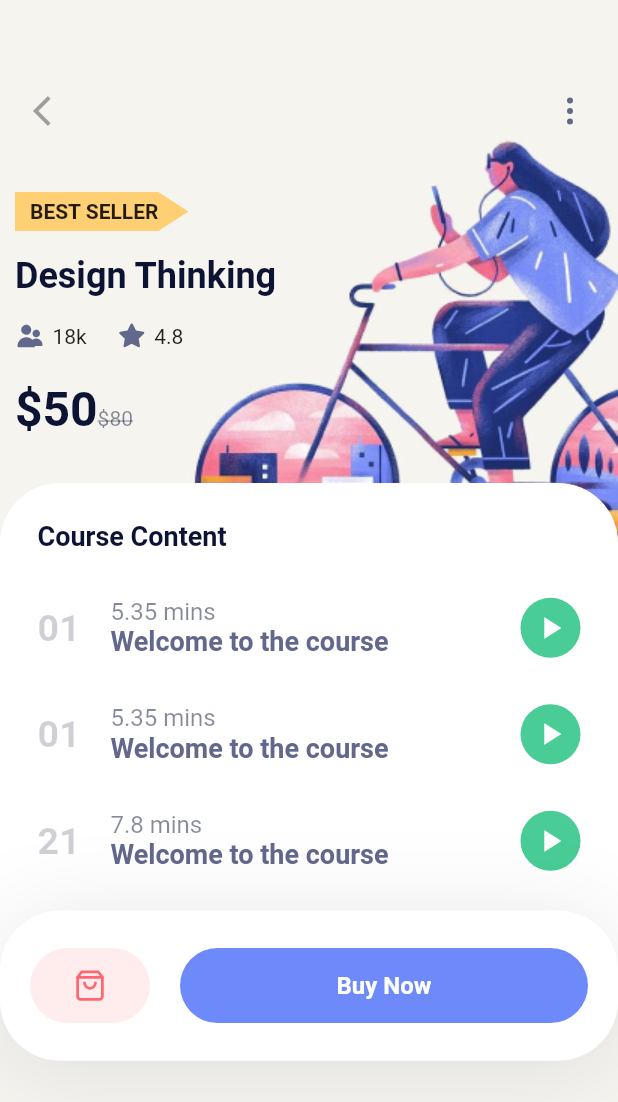
After one commit to iamrizvan/online_courses, a Flutter app: the screen it shows after launch, after a tap on "Search for anything", on a phone screen of 412 x 824 dp. The commit adds this screen. Shown: the top 1102 px of the screen. Run offline on Flutter 3.47's test engine with Material 2 defaults, Android fonts, the phone set to English and light mode, and no system bars; our stand-ins replace flutter_svg.

Commit message:
Online Courses branc new UI Details Page is designed

```diff
--- /dev/null
+++ b/lib/details_screen.dart
@@ -0,0 +1,273 @@
+import 'package:flutter/material.dart';
+import 'package:flutter_svg/flutter_svg.dart';
+import 'package:online_courses/constants.dart';
+
+class DetailsScreen extends StatelessWidget {
+  @override
+  Widget build(BuildContext context) {
+    return Scaffold(
+      body: Container(
+          width: double.infinity,
+          decoration: BoxDecoration(
+            color: Color(0xFFF5F4EF),
+            image: DecorationImage(
+                image: AssetImage("assets/images/ux_big.png"),
+                alignment: Alignment.topRight),
+          ),
+          child: Column(
+            children: <Widget>[
+              Padding(
+                padding: EdgeInsets.only(left: 10, top: 50, right: 20),
+                child: Column(
+                  crossAxisAlignment: CrossAxisAlignment.start,
+                  children: <Widget>[
+                    Row(
+                      mainAxisAlignment: MainAxisAlignment.spaceBetween,
+                      children: <Widget>[
+                        IconButton(
+                            icon: Icon(Icons.arrow_back_ios),
+                            color: Colors.grey,
+                            onPressed: () {
+                              Navigator.pop(context);
+                            }),
+                        SvgPicture.asset("assets/icons/more-vertical.svg")
+                      ],
+                    ),
+                    SizedBox(
+                      height: 30,
+                    ),
+                    ClipPath(
+                      clipper: BestSellerClipper(),
+                      child: Container(
+                        color: kBestSellerColor,
+                        padding: EdgeInsets.only(
+                            left: 10, top: 5, right: 20, bottom: 5),
+                        child: Text(
+                          "Best Seller".toUpperCase(),
+                          style: TextStyle(fontWeight: FontWeight.w600),
+                        ),
+                      ),
+                    ),
+                    SizedBox(
+                      height: 16,
+                    ),
+                    Text(
+                      "Design Thinking",
+                      style: kHeadingextStyle,
+                    ),
+                    SizedBox(
+                      height: 16,
+                    ),
+                    Row(
+                      children: <Widget>[
+                        SvgPicture.asset("assets/icons/person.svg"),
+                        SizedBox(
+                          width: 5,
+                        ),
+                        Text("18k"),
+                        SizedBox(
+                          width: 20,
+                        ),
+                        SvgPicture.asset("assets/icons/star.svg"),
+                        SizedBox(
+                          width: 5,
+                        ),
+                        Text("4.8"),
+                      ],
+                    ),
+                    SizedBox(
+                      height: 20,
+                    ),
+                    RichText(
+                        text: TextSpan(children: [
+                      TextSpan(
+                          text: "\$50",
+                          style: kHeadingextStyle.copyWith(fontSize: 32)),
+                      TextSpan(
+                          text: "\$80",
+                          style: TextStyle(
+                              color: kTextColor.withOpacity(0.5),
+                              decoration: TextDecoration.lineThrough)),
+                    ]))
+                  ],
+                ),
+              ),
+              SizedBox(
+                height: 30,
+              ),
+              Expanded(
+                  child: SingleChildScrollView(
+                child: Container(
+                    width: double.infinity,
+                    decoration: BoxDecoration(
+                      borderRadius: BorderRadius.circular(40),
+                      color: Colors.white,
+                    ),
+                    child: Stack(
+                      children: <Widget>[
+                        Padding(
+                            padding: EdgeInsets.all(25),
+                            child: Column(
+                              crossAxisAlignment: CrossAxisAlignment.start,
+                              children: <Widget>[
+                                Text(
+                                  "Course Content",
+                                  style: kTitleTextStyle,
+                                ),
+                                SizedBox(
+                                  height: 30,
+                                ),
+                                CourseContent(
+                                  number: "01",
+                                  duration: 5.35,
+                                  title: "Welcome to the course",
+                                  isDone: true,
+                                ),
+                                CourseContent(
+                                  number: "01",
+                                  duration: 5.35,
+                                  title: "Welcome to the course",
+                                  isDone: true,
+                                ),
+                                CourseContent(
+                                  number: "21",
+                                  duration: 7.8,
+                                  title: "Welcome to the course",
+                                  isDone: true,
+                                ),
+                                CourseContent(
+                                  number: "03",
+                                  duration: 5.5,
+                                  title: "Welcome to the course",
+                                  isDone: false,
+                                ),
+                              ],
+                            )),
+                        Positioned(
+                            right: 0,
+                            left: 0,
+                            bottom: 0,
+                            child: Container(
+                              padding: EdgeInsets.all(20),
+                              height: 100,
+                              width: double.infinity,
+                              decoration: BoxDecoration(
+                                  color: Colors.white,
+                                  borderRadius: BorderRadius.circular(40),
+                                  boxShadow: [
+                                    BoxShadow(
+                                        offset: Offset(0, 4),
+                                        blurRadius: 50,
+                                        color: kTextColor.withOpacity(0.1))
+                                  ]),
+                              child: Row(
+                                children: <Widget>[
+                                  Container(
+                                    padding: EdgeInsets.all(14),
+                                    height: 50,
+                                    width: 80,
+                                    decoration: BoxDecoration(
+                                        color: Color(0xFFFFEDEE),
+                                        borderRadius:
+                                            BorderRadius.circular(40)),
+                                    child: SvgPicture.asset(
+                                        "assets/icons/shopping-bag.svg"),
+                                  ),
+                                  SizedBox(
+                                    width: 20,
+                                  ),
+                                  Expanded(
+                                      child: Container(
+                                    alignment: Alignment.center,
+                                    height: 50,
+                                    decoration: BoxDecoration(
+                                        borderRadius: BorderRadius.circular(40),
+                                        color: kBlueColor),
+                                    child: Text("Buy Now",
+                                        style: kSubtitleTextSyule.copyWith(
+                                            color: Colors.white,
+                                            fontWeight: FontWeight.bold)),
+                                  ))
+                                ],
+                              ),
+                            ))
+                      ],
+                    )),
+              )),
+            ],
+          )),
+    );
+  }
+}
+
+class CourseContent extends StatelessWidget {
+  final String number;
+  final double duration;
+  final String title;
+  final bool isDone;
+
+  const CourseContent(
+      {Key key, this.number, this.duration, this.title, this.isDone = false})
+      : super(key: key);
+
+  @override
+  Widget build(BuildContext context) {
+    return Padding(
+        padding: EdgeInsets.only(bottom: 30),
+        child: Row(
+          children: <Widget>[
+            Text(
+              number,
+              style: kHeadingextStyle.copyWith(
+                  color: kTextColor.withOpacity(0.2), fontSize: 25),
+            ),
+            SizedBox(
+              width: 20,
+            ),
+            RichText(
+                text: TextSpan(children: [
+              TextSpan(
+                  text: "$duration mins\n",
+                  style: TextStyle(
+                      color: kTextColor.withOpacity(0.5), fontSize: 16)),
+              TextSpan(
+                  text: title,
+                  style: kSubheadingextStyle.copyWith(
+                      fontWeight: FontWeight.w600, height: 1.2))
+            ])),
+            Spacer(),
+            Container(
+              margin: EdgeInsets.only(left: 20),
+              height: 40,
+              width: 40,
+              decoration: BoxDecoration(
+                  shape: BoxShape.circle,
+                  color: kGreenColor.withOpacity(isDone ? 1 : 0.5)),
+              child: Icon(
+                Icons.play_arrow,
+                color: Colors.white,
+              ),
+            )
+          ],
+        ));
+  }
+}
+
+class BestSellerClipper extends CustomClipper<Path> {
+  @override
+  Path getClip(Size size) {
+    var path = Path();
+    path.lineTo(size.width - 20, 0);
+    path.lineTo(size.width, size.height / 2);
+    path.lineTo(size.width - 20, size.height);
+    path.lineTo(0, size.height);
+    path.lineTo(0, 0);
+    path.close();
+    return path;
+  }
+
+  @override
+  bool shouldReclip(CustomClipper oldClipper) {
+    return false;
+  }
+}
--- a/lib/main.dart
+++ b/lib/main.dart
@@ -1,6 +1,7 @@
 import 'package:flutter/material.dart';
 import 'package:flutter_staggered_grid_view/flutter_staggered_grid_view.dart';
 import 'package:flutter_svg/svg.dart';
+import 'package:online_courses/details_screen.dart';
 import 'package:online_courses/model/category.dart';
 import './constants.dart';
 
@@ -61,10 +62,17 @@ class HomeScreen extends StatelessWidget {
                 SizedBox(
                   width: 16,
                 ),
-                Text(
-                  "Search for anything",
-                  style: TextStyle(fontSize: 18, color: Color(0xFFA0A5BD)),
-                )
+                new GestureDetector(
+                    onTap: () {
+                      Navigator.push(context,
+                          MaterialPageRoute(builder: (context) {
+                        return DetailsScreen();
+                      }));
+                    },
+                    child: new Text(
+                      "Search for anything",
+                      style: TextStyle(fontSize: 18, color: Color(0xFFA0A5BD)),
+                    ))
               ],
             ),
           ),
```
